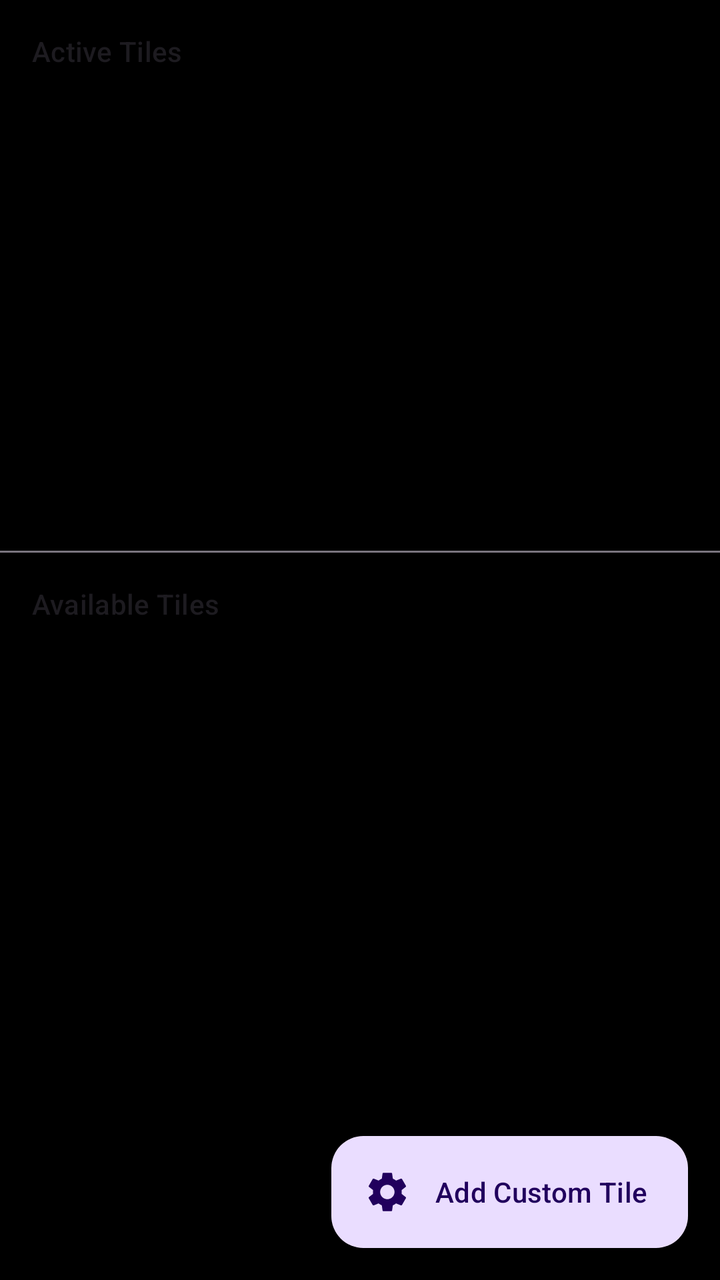
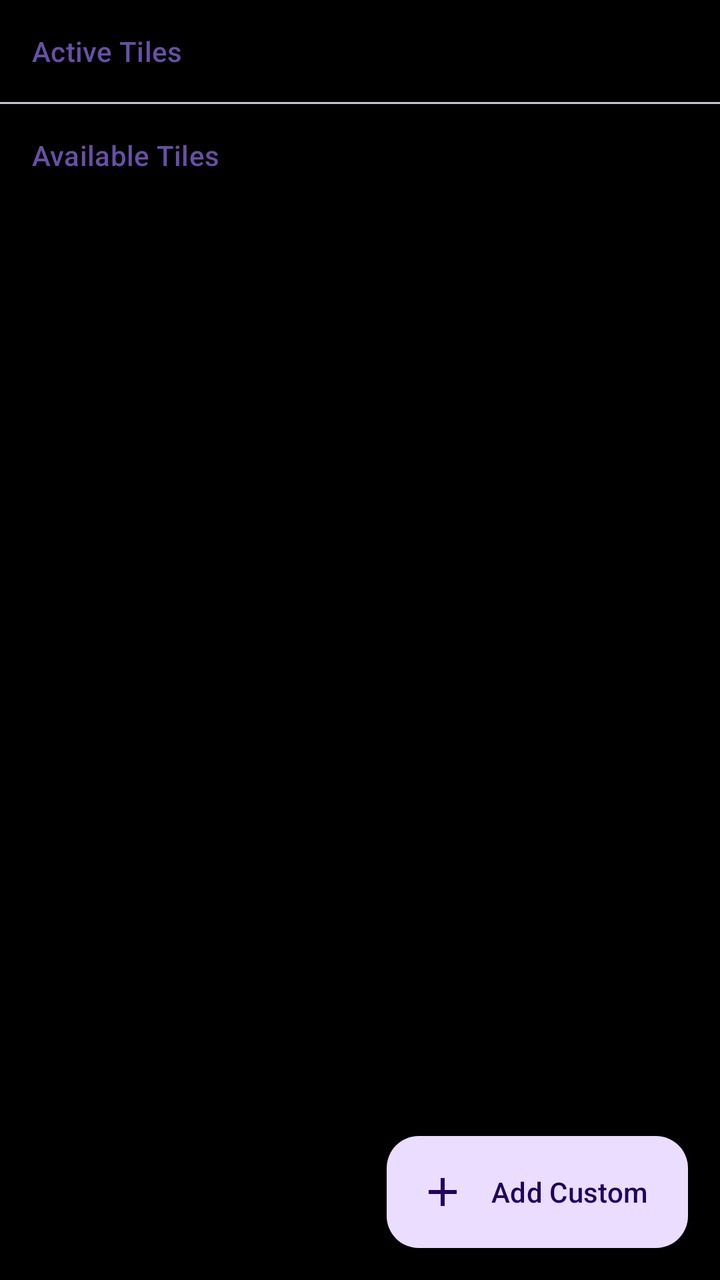

Compare the two renders of this Android layout. The source of the first and the diff that turns it into the second are given below.
<!-- AndroidManifest.xml: application theme Theme.CloX -->
<!-- res/layout/fragment_tile_editor.xml -->
<?xml version="1.0" encoding="utf-8"?>
<LinearLayout xmlns:android="http://schemas.android.com/apk/res/android"
    xmlns:app="http://schemas.android.com/apk/res-auto"
    android:layout_width="match_parent"
    android:layout_height="match_parent"
    android:orientation="vertical">

    <TextView
        android:layout_width="match_parent"
        android:layout_height="wrap_content"
        android:padding="16dp"
        android:text="Active Tiles"
        android:textAppearance="@style/TextAppearance.Material3.LabelLarge" />

    <androidx.recyclerview.widget.RecyclerView
        android:id="@+id/activeTilesRv"
        android:layout_width="match_parent"
        android:layout_height="0dp"
        android:layout_weight="1"
        android:clipToPadding="false"
        android:padding="8dp" />

    <View android:layout_width="match_parent" android:layout_height="1dp"
        android:background="?attr/colorOutline" />

    <TextView
        android:layout_width="match_parent"
        android:layout_height="wrap_content"
        android:padding="16dp"
        android:text="Available Tiles"
        android:textAppearance="@style/TextAppearance.Material3.LabelLarge" />

    <androidx.recyclerview.widget.RecyclerView
        android:id="@+id/availableTilesRv"
        android:layout_width="match_parent"
        android:layout_height="0dp"
        android:layout_weight="1"
        android:clipToPadding="false"
        android:padding="8dp" />

    <com.google.android.material.floatingactionbutton.ExtendedFloatingActionButton
        android:id="@+id/addCustomTileFab"
        android:layout_width="wrap_content"
        android:layout_height="wrap_content"
        android:layout_gravity="end"
        android:layout_margin="16dp"
        android:text="Add Custom Tile"
        app:icon="@drawable/ic_settings" />

</LinearLayout>
<!-- resources referenced by this layout -->
<resources>
  <!-- drawable ic_settings (drawable) -->
  <?xml version="1.0" encoding="utf-8"?>
  <vector xmlns:android="http://schemas.android.com/apk/res/android"
      android:width="24dp" android:height="24dp"
      android:viewportWidth="24" android:viewportHeight="24">
      <path android:fillColor="?attr/colorOnSurface"
          android:pathData="M19.14,12.94c0.04,-0.3 0.06,-0.61 0.06,-0.94c0,-0.32 -0.02,-0.64 -0.07,-0.94l2.03,-1.58c0.18,-0.14 0.23,-0.41 0.12,-0.61l-1.92,-3.32c-0.12,-0.22 -0.37,-0.29 -0.59,-0.22l-2.39,0.96c-0.5,-0.38 -1.03,-0.7 -1.62,-0.94L14.4,2.81c-0.04,-0.24 -0.24,-0.41 -0.48,-0.41h-3.84c-0.24,0 -0.43,0.17 -0.47,0.41L9.25,5.35C8.66,5.59 8.12,5.92 7.63,6.29L5.24,5.33c-0.22,-0.08 -0.47,0 -0.59,0.22L2.74,8.87C2.62,9.08 2.66,9.34 2.86,9.48l2.03,1.58C4.84,11.36 4.8,11.69 4.8,12s0.02,0.64 0.07,0.94l-2.03,1.58c-0.18,0.14 -0.23,0.41 -0.12,0.61l1.92,3.32c0.12,0.22 0.37,0.29 0.59,0.22l2.39,-0.96c0.5,0.38 1.03,0.7 1.62,0.94l0.36,2.54c0.05,0.24 0.24,0.41 0.48,0.41h3.84c0.24,0 0.44,-0.17 0.47,-0.41l0.36,-2.54c0.59,-0.24 1.13,-0.56 1.62,-0.94l2.39,0.96c0.22,0.08 0.47,0 0.59,-0.22l1.92,-3.32c0.12,-0.22 0.07,-0.47 -0.12,-0.61L19.14,12.94zM12,15.6c-1.98,0 -3.6,-1.62 -3.6,-3.6s1.62,-3.6 3.6,-3.6s3.6,1.62 3.6,3.6S13.98,15.6 12,15.6z"/>
  </vector>
  <style name="Theme.CloX" parent="Theme.Material3.DayNight.NoActionBar">
          <item name="android:windowBackground">@android:color/black</item>
      </style>
</resources>

<!-- the commit's change to res/layout/fragment_tile_editor.xml (unified diff, before → after) -->
@@ -1,50 +1,81 @@
 <?xml version="1.0" encoding="utf-8"?>
-<LinearLayout xmlns:android="http://schemas.android.com/apk/res/android"
+<androidx.coordinatorlayout.widget.CoordinatorLayout
+    xmlns:android="http://schemas.android.com/apk/res/android"
     xmlns:app="http://schemas.android.com/apk/res-auto"
     android:layout_width="match_parent"
-    android:layout_height="match_parent"
-    android:orientation="vertical">
+    android:layout_height="match_parent">
 
-    <TextView
+    <androidx.core.widget.NestedScrollView
         android:layout_width="match_parent"
-        android:layout_height="wrap_content"
-        android:padding="16dp"
-        android:text="Active Tiles"
-        android:textAppearance="@style/TextAppearance.Material3.LabelLarge" />
+        android:layout_height="match_parent"
+        android:clipToPadding="false"
+        android:paddingBottom="80dp">
 
-    <androidx.recyclerview.widget.RecyclerView
-        android:id="@+id/activeTilesRv"
-        android:layout_width="match_parent"
-        android:layout_height="0dp"
-        android:layout_weight="1"
-        android:clipToPadding="false"
-        android:padding="8dp" />
+        <LinearLayout
+            android:layout_width="match_parent"
+            android:layout_height="wrap_content"
+            android:orientation="vertical">
 
-    <View android:layout_width="match_parent" android:layout_height="1dp"
-        android:background="?attr/colorOutline" />
+            <TextView
+                android:layout_width="match_parent"
+                android:layout_height="wrap_content"
+                android:paddingStart="16dp"
+                android:paddingEnd="16dp"
+                android:paddingTop="16dp"
+                android:paddingBottom="8dp"
+                android:text="Active Tiles"
+                android:textAppearance="?attr/textAppearanceLabelLarge"
+                android:textColor="?attr/colorPrimary" />
 
-    <TextView
-        android:layout_width="match_parent"
-        android:layout_height="wrap_content"
-        android:padding="16dp"
-        android:text="Available Tiles"
-        android:textAppearance="@style/TextAppearance.Material3.LabelLarge" />
+            <androidx.recyclerview.widget.RecyclerView
+                android:id="@+id/activeTilesRv"
+                android:layout_width="match_parent"
+                android:layout_height="wrap_content"
+                android:nestedScrollingEnabled="false"
+                android:overScrollMode="never"
+                android:clipToPadding="false"
+                android:paddingStart="8dp"
+                android:paddingEnd="8dp" />
 
-    <androidx.recyclerview.widget.RecyclerView
-        android:id="@+id/availableTilesRv"
-        android:layout_width="match_parent"
-        android:layout_height="0dp"
-        android:layout_weight="1"
-        android:clipToPadding="false"
-        android:padding="8dp" />
+            <com.google.android.material.divider.MaterialDivider
+                android:layout_width="match_parent"
+                android:layout_height="wrap_content"
+                android:layout_marginTop="8dp"
+                android:layout_marginBottom="0dp" />
+
+            <TextView
+                android:layout_width="match_parent"
+                android:layout_height="wrap_content"
+                android:paddingStart="16dp"
+                android:paddingEnd="16dp"
+                android:paddingTop="16dp"
+                android:paddingBottom="8dp"
+                android:text="Available Tiles"
+                android:textAppearance="?attr/textAppearanceLabelLarge"
+                android:textColor="?attr/colorPrimary" />
+
+            <androidx.recyclerview.widget.RecyclerView
+                android:id="@+id/availableTilesRv"
+                android:layout_width="match_parent"
+                android:layout_height="wrap_content"
+                android:nestedScrollingEnabled="false"
+                android:overScrollMode="never"
+                android:clipToPadding="false"
+                android:paddingStart="8dp"
+                android:paddingEnd="8dp"
+                android:paddingBottom="8dp" />
+
+        </LinearLayout>
+
+    </androidx.core.widget.NestedScrollView>
 
     <com.google.android.material.floatingactionbutton.ExtendedFloatingActionButton
         android:id="@+id/addCustomTileFab"
         android:layout_width="wrap_content"
         android:layout_height="wrap_content"
-        android:layout_gravity="end"
+        android:layout_gravity="bottom|end"
         android:layout_margin="16dp"
-        android:text="Add Custom Tile"
-        app:icon="@drawable/ic_settings" />
+        android:text="Add Custom"
+        app:icon="@drawable/ic_add" />
 
-</LinearLayout>
+</androidx.coordinatorlayout.widget.CoordinatorLayout>
<!-- resource entries referenced after the edit -->
@@ -1,12 +1,11 @@
 <!-- resources referenced by this layout -->
 <resources>
-  <!-- drawable ic_settings (drawable) -->
+  <!-- drawable ic_add (drawable) -->
   <?xml version="1.0" encoding="utf-8"?>
   <vector xmlns:android="http://schemas.android.com/apk/res/android"
       android:width="24dp" android:height="24dp"
       android:viewportWidth="24" android:viewportHeight="24">
-      <path android:fillColor="?attr/colorOnSurface"
-          android:pathData="M19.14,12.94c0.04,-0.3 0.06,-0.61 0.06,-0.94c0,-0.32 -0.02,-0.64 -0.07,-0.94l2.03,-1.58c0.18,-0.14 0.23,-0.41 0.12,-0.61l-1.92,-3.32c-0.12,-0.22 -0.37,-0.29 -0.59,-0.22l-2.39,0.96c-0.5,-0.38 -1.03,-0.7 -1.62,-0.94L14.4,2.81c-0.04,-0.24 -0.24,-0.41 -0.48,-0.41h-3.84c-0.24,0 -0.43,0.17 -0.47,0.41L9.25,5.35C8.66,5.59 8.12,5.92 7.63,6.29L5.24,5.33c-0.22,-0.08 -0.47,0 -0.59,0.22L2.74,8.87C2.62,9.08 2.66,9.34 2.86,9.48l2.03,1.58C4.84,11.36 4.8,11.69 4.8,12s0.02,0.64 0.07,0.94l-2.03,1.58c-0.18,0.14 -0.23,0.41 -0.12,0.61l1.92,3.32c0.12,0.22 0.37,0.29 0.59,0.22l2.39,-0.96c0.5,0.38 1.03,0.7 1.62,0.94l0.36,2.54c0.05,0.24 0.24,0.41 0.48,0.41h3.84c0.24,0 0.44,-0.17 0.47,-0.41l0.36,-2.54c0.59,-0.24 1.13,-0.56 1.62,-0.94l2.39,0.96c0.22,0.08 0.47,0 0.59,-0.22l1.92,-3.32c0.12,-0.22 0.07,-0.47 -0.12,-0.61L19.14,12.94zM12,15.6c-1.98,0 -3.6,-1.62 -3.6,-3.6s1.62,-3.6 3.6,-3.6s3.6,1.62 3.6,3.6S13.98,15.6 12,15.6z"/>
+      <path android:fillColor="?attr/colorOnSurface" android:pathData="M19,13h-6v6h-2v-6H5v-2h6V5h2v6h6v2z"/>
   </vector>
   <style name="Theme.CloX" parent="Theme.Material3.DayNight.NoActionBar">
           <item name="android:windowBackground">@android:color/black</item>
